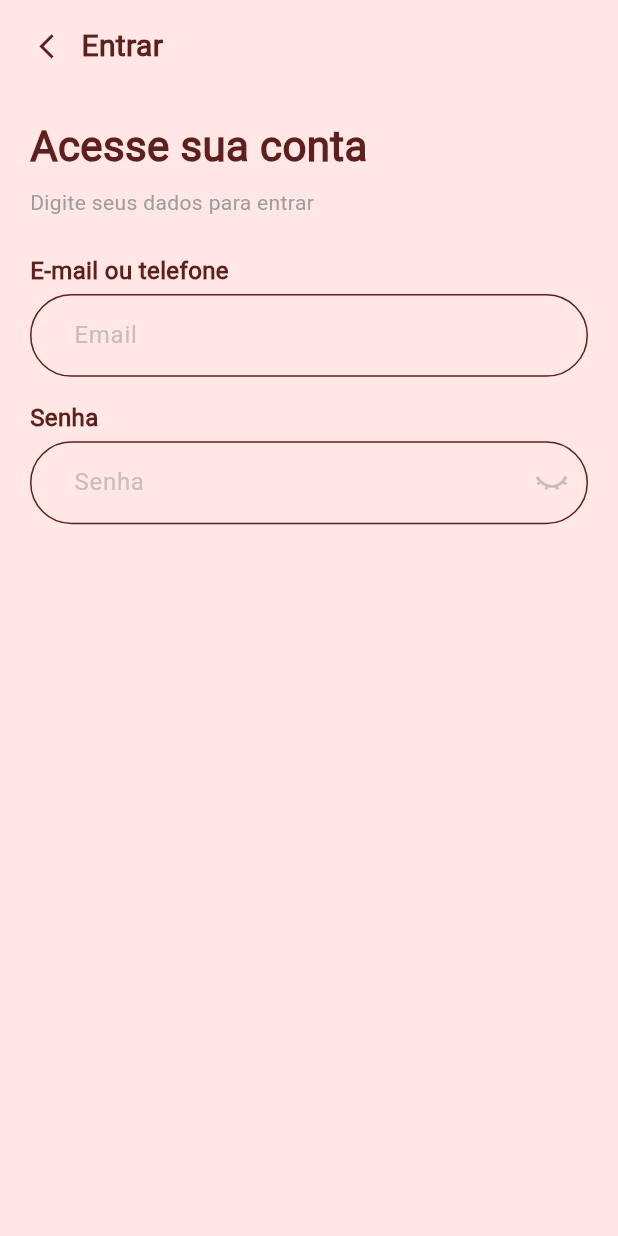
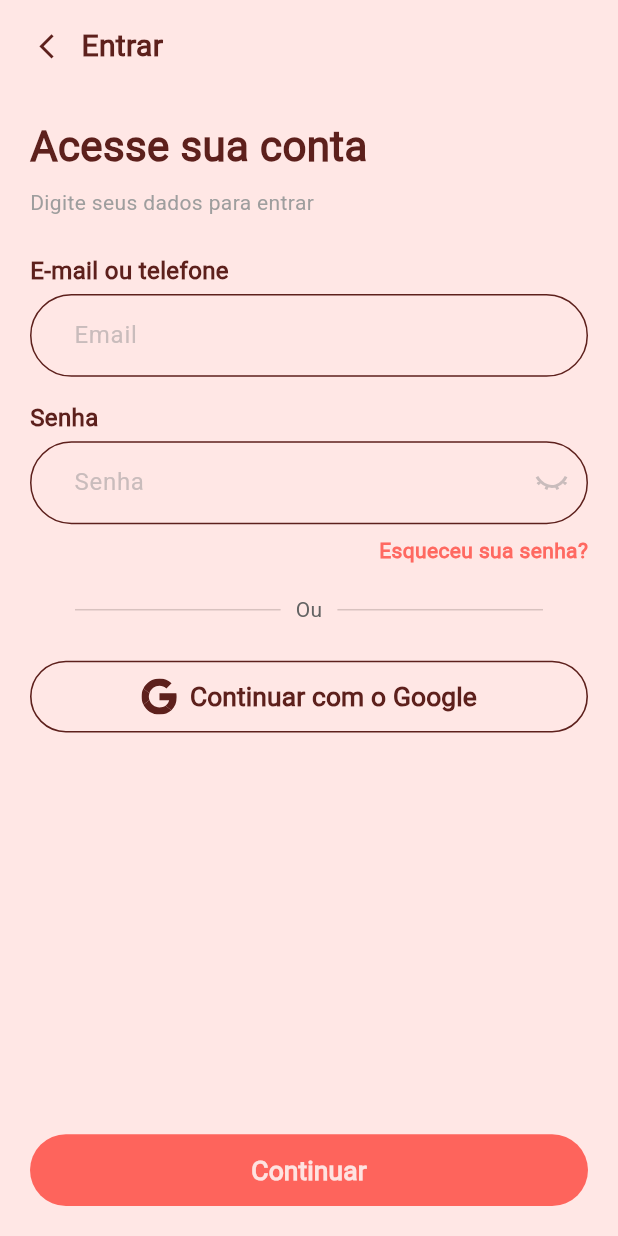
Before and after one commit to h3llsyn/Nhac-Lojas, a Flutter app: the EmailLoja screen opened by its route, on a phone screen of 412 x 824 dp. Run offline on Flutter 3.47's test engine with Material 3 defaults, Android fonts, the phone set to English and light mode, and no system bars; our stand-ins replace fl_chart, flutter_screenutil, flutter_svg, go_router.

Commit message:
tela de login aparentemente finalizada

```diff
--- a/lib/pages/auth/email_loja.dart
+++ b/lib/pages/auth/email_loja.dart
@@ -1,6 +1,8 @@
 import 'package:flutter/material.dart';
 import 'package:flutter_svg/flutter_svg.dart';
+import 'package:go_router/go_router.dart';
 import 'package:nhac_lojas/components/back_arrow.dart';
+import 'package:nhac_lojas/components/button_nhac.dart';
 import 'package:nhac_lojas/components/nhac_input_field.dart';
 
 class EmailLoja extends StatefulWidget {
@@ -81,6 +83,69 @@ class _EmailLojaState extends State<EmailLoja> {
                   },
                 ),
               ),
+              SizedBox(
+                height: 35.0,
+                width: double.infinity,
+                child: Align(
+                  alignment: Alignment.centerRight,
+                  child: GestureDetector(
+                    onTap: () {
+                      ScaffoldMessenger.of(context).showSnackBar(
+                        const SnackBar(content: Text('Recuperação de senha estará disponível em breve.')),
+                      );
+                    },
+                    child: const Text(
+                      'Esqueceu sua senha?',
+                      style: TextStyle(
+                        fontSize: 14.0,
+                        color: Color(0xFFFF6961),
+                        fontWeight: FontWeight.w600,
+                      ),
+                    ),
+                  ),
+                ),
+              ),
+              SizedBox(height: 12,),
+              Row(
+                mainAxisAlignment: MainAxisAlignment.center,
+                children: [
+                  const Expanded(
+                    child: Divider(
+                      indent: 30,
+                      endIndent: 10,
+                    ),
+                  ),
+                  const Text(
+                    "Ou",
+                    style: TextStyle(
+                      color: Color.fromARGB(255, 99, 99, 99),
+                    ),
+                  ),
+                  const Expanded(
+                    child: Divider(
+                      indent: 10,
+                      endIndent: 30,
+                    ),
+                  ),
+                ],
+              ),
+              const SizedBox(height: 24,),
+              ButtonNhac(
+                texto: 'Continuar com o Google',
+                isSecundario: true,
+                icone: SvgPicture.asset(
+                  'assets/images/google-logo.svg',
+                  height: 24.0,
+                  width: 24.0,
+                ),
+                onTap: () => context.pop('home'),
+              ),
+              Spacer(),
+              const SizedBox(height: 24,),
+              ButtonNhac(
+                texto: 'Continuar',
+                onTap: () => context.pop('/home'),
+              ),
             ],
           ),
         ),
```
Also changed, not shown: assets/images/google-logo.svg (added).
